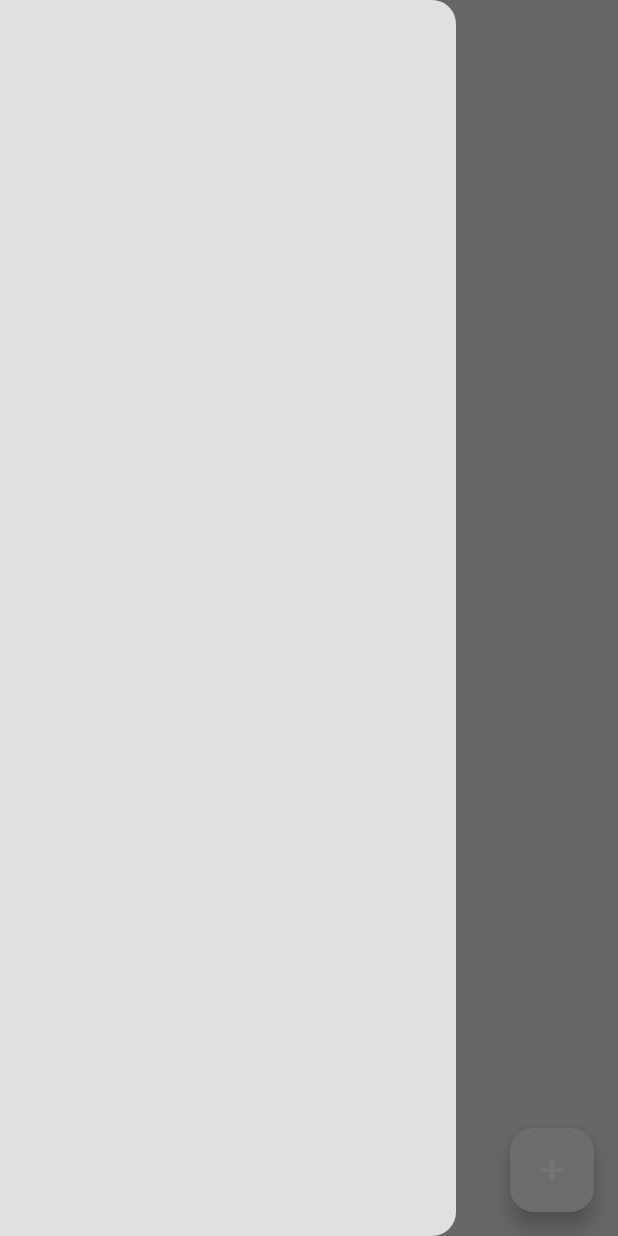
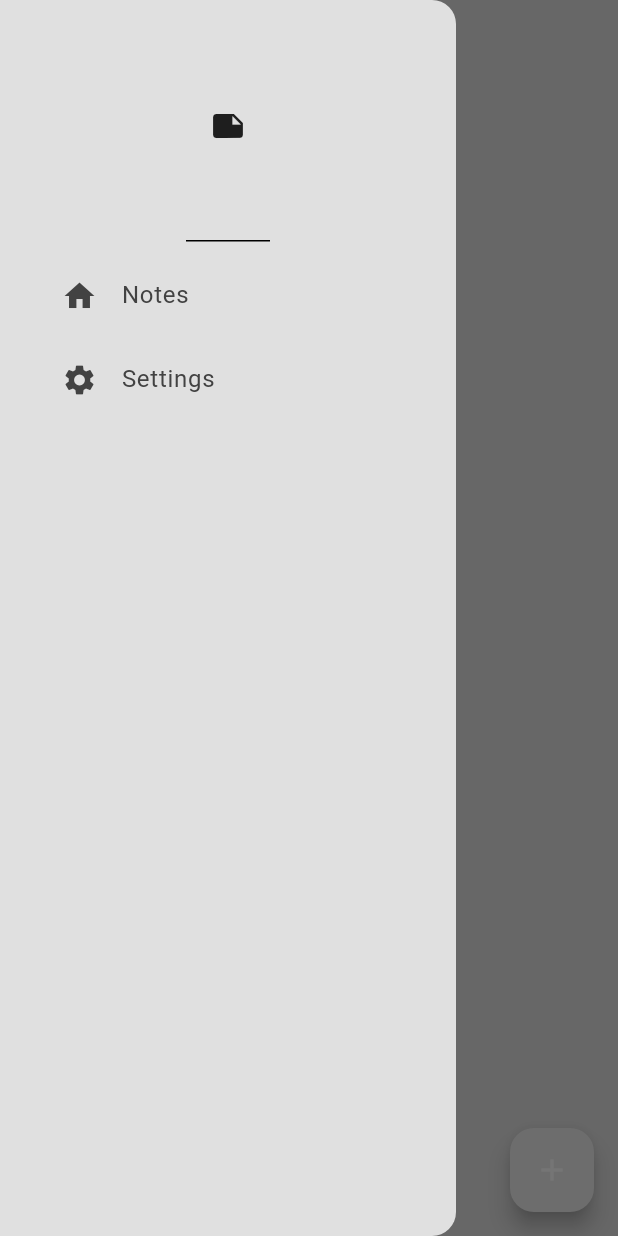
Before and after one commit to julioguerrero131/simple_notes_app, a Flutter app: the screen it shows after launch, with the side drawer open, on a phone screen of 412 x 824 dp. Run offline on Flutter 3.47's test engine with Material 3 defaults, Android fonts, the phone set to English and light mode, and no system bars; our stand-ins replace google_fonts, isar; accounts and stored records are empty; generated files the repository leaves out were written again.

Commit message:
settings and drawer

```diff
--- /dev/null
+++ b/lib/components/drawer.dart
@@ -0,0 +1,45 @@
+import 'package:flutter/material.dart';
+import 'package:simple_notes_app/components/drawer_tile.dart';
+import 'package:simple_notes_app/pages/settings_page.dart';
+
+class MyDrawer extends StatelessWidget {
+  const MyDrawer({super.key});
+
+  @override
+  Widget build(BuildContext context) {
+    return Drawer(
+      backgroundColor: Theme.of(context).colorScheme.surface,
+      child: Column(
+        children: [
+          // Header
+          const DrawerHeader(
+            child: Icon(Icons.note),
+          ),
+
+          // Notes Tile
+          DrawerTile(
+            title: "Notes",
+            leading: Icon(
+              Icons.home,
+              color: Theme.of(context).colorScheme.inversePrimary,
+              ),
+            onTap: () => Navigator.pop(context),
+          ),
+
+          // Setting Tile
+          DrawerTile(
+            title: "Settings",
+            leading: Icon(
+              Icons.settings,
+              color: Theme.of(context).colorScheme.inversePrimary,
+            ),
+            onTap: () {
+              Navigator.pop(context);
+              Navigator.push(context, MaterialPageRoute(builder: (context) => SettingsPage()));
+            }
+          ),
+        ],
+      ),
+    );
+  }
+}
--- /dev/null
+++ b/lib/components/drawer_tile.dart
@@ -0,0 +1,31 @@
+import 'package:flutter/material.dart';
+
+class DrawerTile extends StatelessWidget {
+  final String title;
+  final Widget leading;
+  final void Function()? onTap;
+
+  const DrawerTile({
+    super.key,
+    required this.title,
+    required this.leading,
+    required this.onTap,
+  });
+
+  @override
+  Widget build(BuildContext context) {
+    return Padding(
+      padding: const EdgeInsets.only(left: 25.0),
+      child: ListTile(
+        title: Text(
+          title,
+          style: TextStyle(
+            color: Theme.of(context).colorScheme.inversePrimary,
+          ),
+        ),
+        leading: leading,
+        onTap: onTap,
+      ),
+    );
+  }
+}
--- a/lib/pages/notes_page.dart
+++ b/lib/pages/notes_page.dart
@@ -1,6 +1,7 @@
 import 'package:flutter/material.dart';
 import 'package:google_fonts/google_fonts.dart';
 import 'package:provider/provider.dart';
+import 'package:simple_notes_app/components/drawer.dart';
 import 'package:simple_notes_app/modules/note.dart';
 import 'package:simple_notes_app/modules/note_database.dart';
 
@@ -107,7 +108,7 @@ class _NotesPageState extends State<NotesPage> {
         onPressed: createNote,
         child: const Icon(Icons.add),
       ),
-      drawer: Drawer(),
+      drawer: const MyDrawer(),
       body: Column(
         crossAxisAlignment: CrossAxisAlignment.start,
         children: [
--- a/lib/theme/theme.dart
+++ b/lib/theme/theme.dart
@@ -12,7 +12,7 @@ ThemeData lightMode = ThemeData(
 
 ThemeData darkMode = ThemeData(
   brightness: Brightness.dark,
-  colorScheme: ColorScheme.light(
+  colorScheme: ColorScheme.dark(
     surface: Colors.grey.shade900,
     primary: Colors.grey.shade800,
     secondary: Colors.grey.shade700,
```
Also changed, not shown: lib/pages/settings_page.dart (added, +47 -0 lines), lib/components/note_tile.dart (added).
